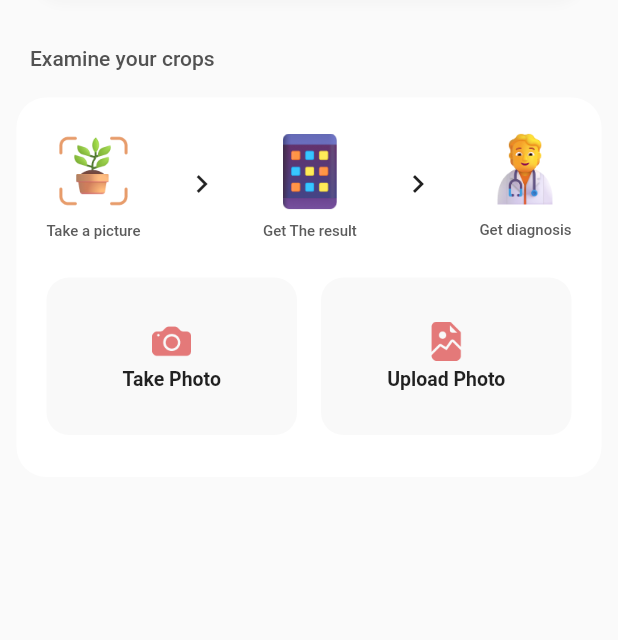
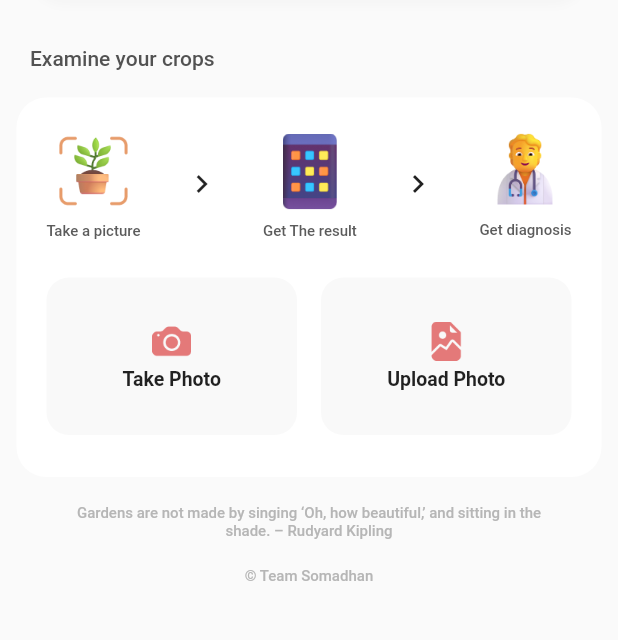
Before and after one commit to Abhinav1004/Soil-Moisture-Prediction, a Flutter app: the screen it shows after launch, on a phone screen of 412 x 824 dp, the part 390-1030 px from its top. Run offline on Flutter 3.47's test engine with Material 2 defaults, Android fonts, the phone set to English and light mode, and no system bars.

Commit message:
added fotter text

```diff
--- a/lib/features/home/presentation/pages/home/home_page.dart
+++ b/lib/features/home/presentation/pages/home/home_page.dart
@@ -1,6 +1,4 @@
 import 'package:flutter/material.dart';
-import 'package:flutter/src/foundation/key.dart';
-import 'package:flutter/src/widgets/framework.dart';
 import 'package:rice_disease_detect/features/home/presentation/components/app_bar_custom_painter.dart';
 import 'package:rice_disease_detect/features/home/presentation/components/examine_crop_area.dart';
 import 'package:rice_disease_detect/features/home/presentation/components/top_button_group.dart';
@@ -11,7 +9,6 @@ class HomePage extends StatelessWidget {
   @override
   Widget build(BuildContext context) {
     return Scaffold(
-      // backgroundColor: Color.fromRGBO(250, 250, 250, 1),
       body: Column(
         crossAxisAlignment: CrossAxisAlignment.start,
         children: [
@@ -50,9 +47,34 @@ class HomePage extends StatelessWidget {
           const SizedBox(
             height: 18,
           ),
-          const ExamineCropArea()
+          const ExamineCropArea(),
+          const SizedBox(
+            height: 18,
+          ),
+          _buildPsuedoText( "Gardens are not made by singing ‘Oh, how beautiful,’ and sitting in the shade. – Rudyard Kipling",),
+          const SizedBox(
+            height: 18,
+          ),
+          Center(
+            child: _buildPsuedoText("© Team Somadhan",),
+          )
         ],
       ),
     );
   }
+
+  Widget _buildPsuedoText(String text){
+    return Padding(
+      padding: const EdgeInsets.symmetric(horizontal: 42),
+      child: Text(
+        text,
+        textAlign: TextAlign.center,
+        style: const TextStyle(
+          color: Color.fromRGBO(182, 182, 182, 1),
+          fontSize: 10,
+          fontWeight: FontWeight.w500
+        ),
+      ),
+    );
+  }
 }
```
